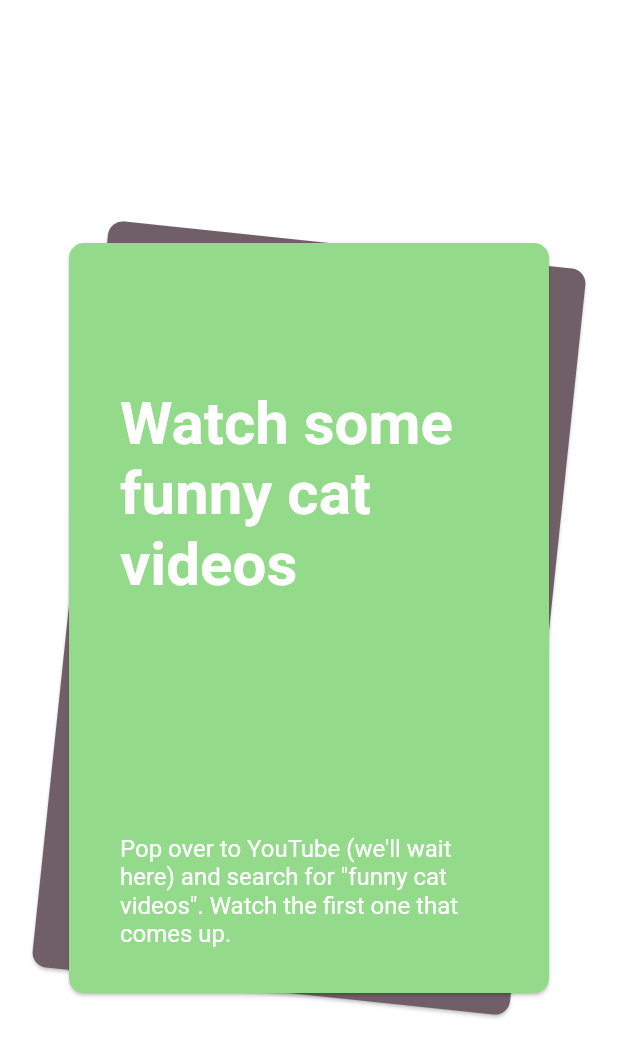
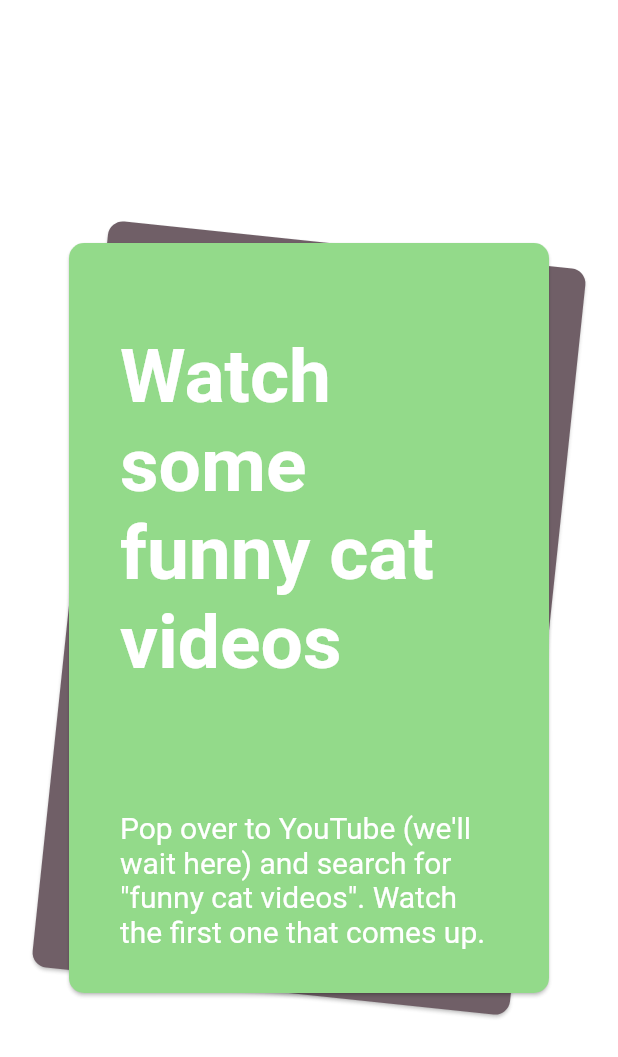
Before and after one commit to mirkancal/friendly-cards, a Flutter app: the screen it shows after launch, on a phone screen of 412 x 824 dp. Shown: the top 1057 px of the screen. Run offline on Flutter 3.47's test engine with Material 2 defaults, Android fonts, the phone set to English and light mode, and no system bars; our stand-ins replace bloc, device_preview, dio, flutter_bloc, nil, responsive_builder; missing offline and left inert: loading_animations; generated files the repository leaves out were written again.

Commit message:
- Responsive font changes - Card's width decreased a bit.

```diff
--- a/lib/counter/widget/friendly_card_widget.dart
+++ b/lib/counter/widget/friendly_card_widget.dart
@@ -43,10 +43,10 @@ class CardShape extends StatelessWidget {
           shape:
               RoundedRectangleBorder(borderRadius: BorderRadius.circular(10)),
           child: Container(
-            height: context.height * 0.7 >= 500 ? 500 : context.height * 0.7,
+            height: context.height * 0.65 >= 500 ? 500 : context.height * 0.65,
             width: getValueForScreenType<double>(
               context: context,
-              mobile: constraints.maxWidth <= 320 ? 285 : 320,
+              mobile: constraints.maxWidth <= 320 ? 260 : 320,
               tablet: 375,
               desktop: 375,
             ),
@@ -81,9 +81,13 @@ class CardContent extends StatelessWidget {
         children: [
           const SizedBox(height: 30),
           Text(
-            careCard.title!,
+            careCard.title!.trim(),
             style: TextStyle(
-                fontSize: context.width <= 320 ? 30 : 40,
+                fontSize: context.width <= 320
+                    ? 35
+                    : context.width >= 360
+                        ? 50
+                        : 40,
                 color: Colors.white,
                 fontWeight: FontWeight.bold),
             textAlign: TextAlign.left,
@@ -91,8 +95,14 @@ class CardContent extends StatelessWidget {
           SizedBox(height: context.height * 0.1),
           Container(
             child: Text(
-              (careCard.body as String).toString().trim(),
-              style: const TextStyle(fontSize: 16, color: Colors.white),
+              careCard.body!.trim(),
+              style: TextStyle(
+                  fontSize: context.width <= 320
+                      ? 14
+                      : context.width >= 360
+                          ? 20
+                          : 16,
+                  color: Colors.white),
               textAlign: TextAlign.left,
               softWrap: true,
             ),
```
